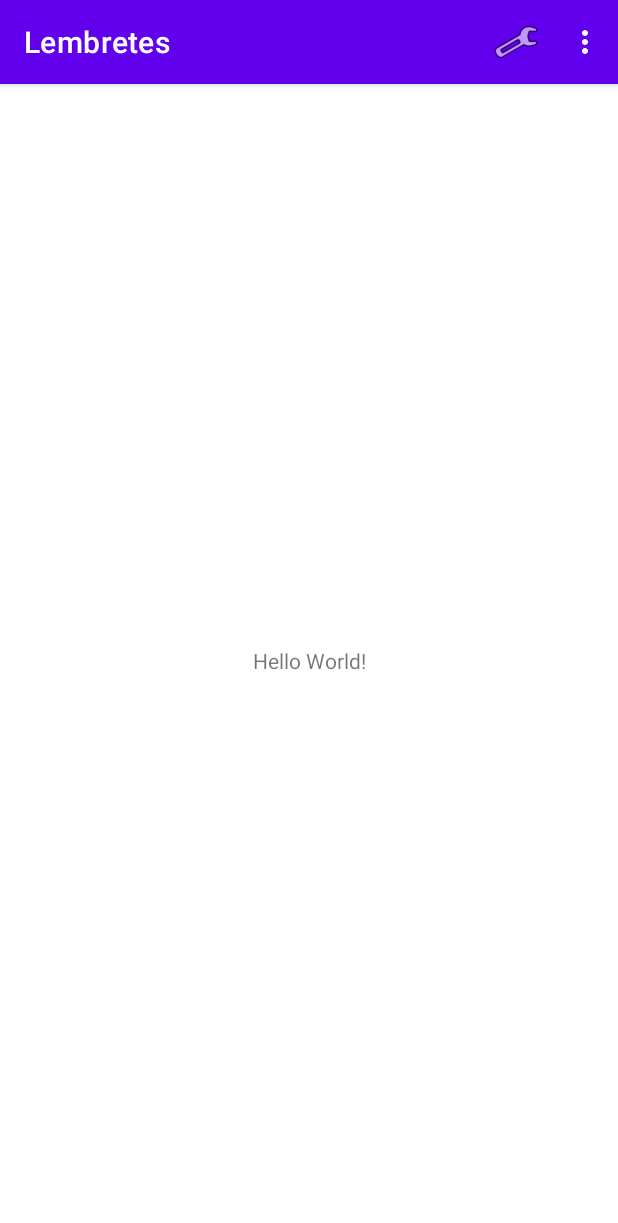
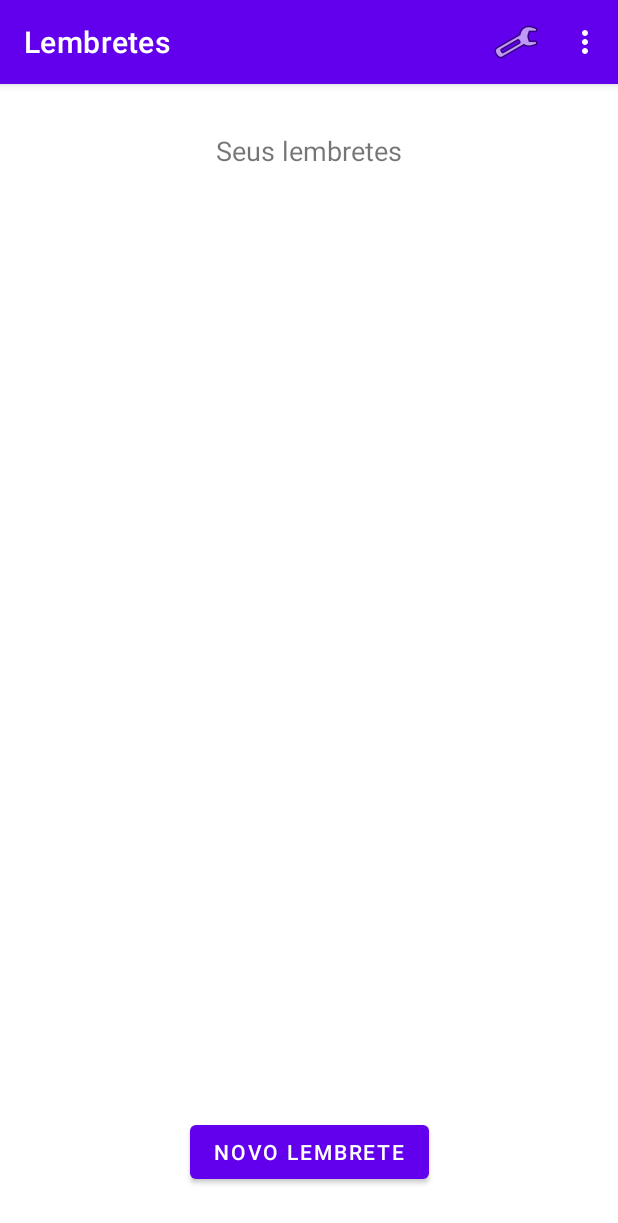
Before and after one commit to lucas-ads/lembretes-android, an Android app: the screen it shows after launch (MainActivity), on a phone screen of 412 x 824 dp. Shown: the top 1223 px of the screen. Run offline under Robolectric (Android 15) with nearby library versions, the phone set to English and light mode, and no system bars.

Commit message:
Layouts para Cadastro e Visualização de Lembretes

```diff
--- a/app/src/main/res/layout/activity_main.xml
+++ b/app/src/main/res/layout/activity_main.xml
@@ -7,12 +7,36 @@
     tools:context=".MainActivity">
 
     <TextView
+        android:id="@+id/textView4"
         android:layout_width="wrap_content"
         android:layout_height="wrap_content"
-        android:text="Hello World!"
-        app:layout_constraintBottom_toBottomOf="parent"
-        app:layout_constraintLeft_toLeftOf="parent"
-        app:layout_constraintRight_toRightOf="parent"
+        android:layout_marginTop="32dp"
+        android:text="@string/txtTitleMainActivity"
+        android:textSize="18sp"
+        app:layout_constraintEnd_toEndOf="parent"
+        app:layout_constraintStart_toStartOf="parent"
         app:layout_constraintTop_toTopOf="parent" />
 
+    <Button
+        android:id="@+id/btnNovoLembrete"
+        android:layout_width="wrap_content"
+        android:layout_height="wrap_content"
+        android:layout_marginBottom="32dp"
+        android:text="@string/txtBtnNewLembrete"
+        app:layout_constraintBottom_toBottomOf="parent"
+        app:layout_constraintEnd_toEndOf="parent"
+        app:layout_constraintStart_toStartOf="parent" />
+
+    <ListView
+        android:layout_width="0dp"
+        android:layout_height="0dp"
+        android:layout_marginStart="32dp"
+        android:layout_marginTop="24dp"
+        android:layout_marginEnd="32dp"
+        android:layout_marginBottom="24dp"
+        app:layout_constraintBottom_toTopOf="@+id/btnNovoLembrete"
+        app:layout_constraintEnd_toEndOf="parent"
+        app:layout_constraintStart_toStartOf="parent"
+        app:layout_constraintTop_toBottomOf="@+id/textView4" />
+
 </androidx.constraintlayout.widget.ConstraintLayout>
--- a/app/src/main/res/values/strings.xml
+++ b/app/src/main/res/values/strings.xml
@@ -11,4 +11,12 @@
 
     <string name="txtConfsGravadas">Configurações salvas</string>
 
+    <string name="txtTitleMainActivity">Seus lembretes</string>
+    <string name="txtBtnNewLembrete">Novo Lembrete</string>
+
+    <string name="txtLabelLembrete">Lembrete:</string>
+    <string name="txtLabelDataLimite">Data Limite:</string>
+    <string name="txtLabelPrioridade">Prioridade:</string>
+    <string name="txtBtnSelecionarData">Selecionar</string>
+
 </resources>
```
Also changed, not shown: app/src/main/res/layout/alert_novo_lembrete.xml (added, +107 -0 lines).
